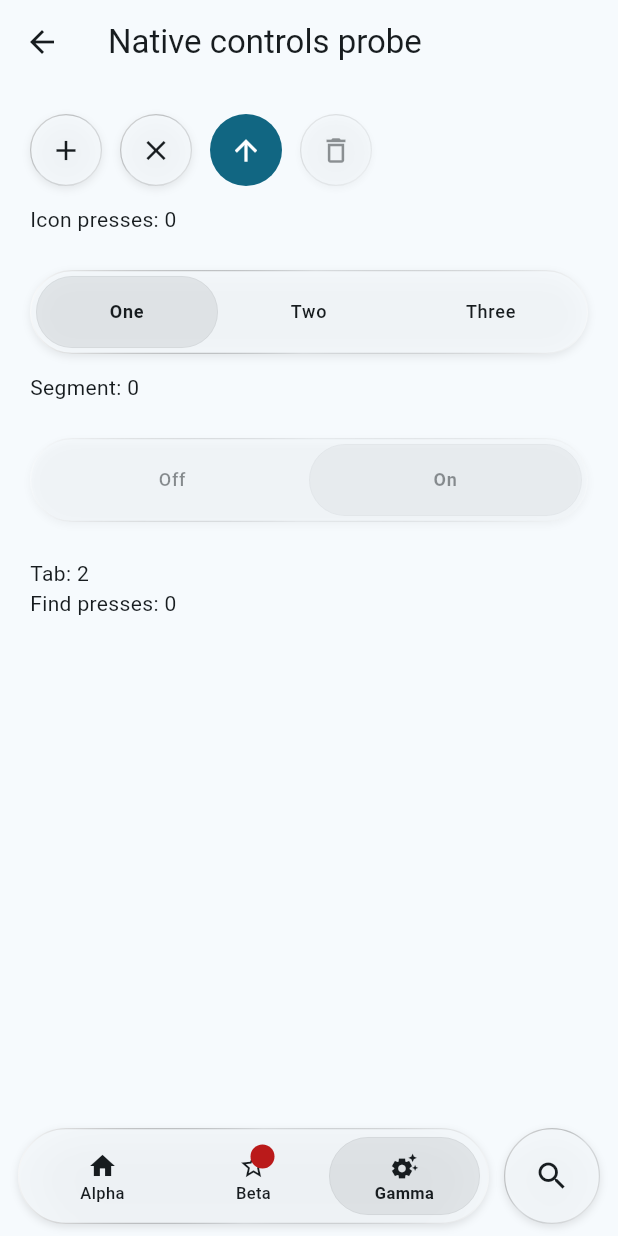
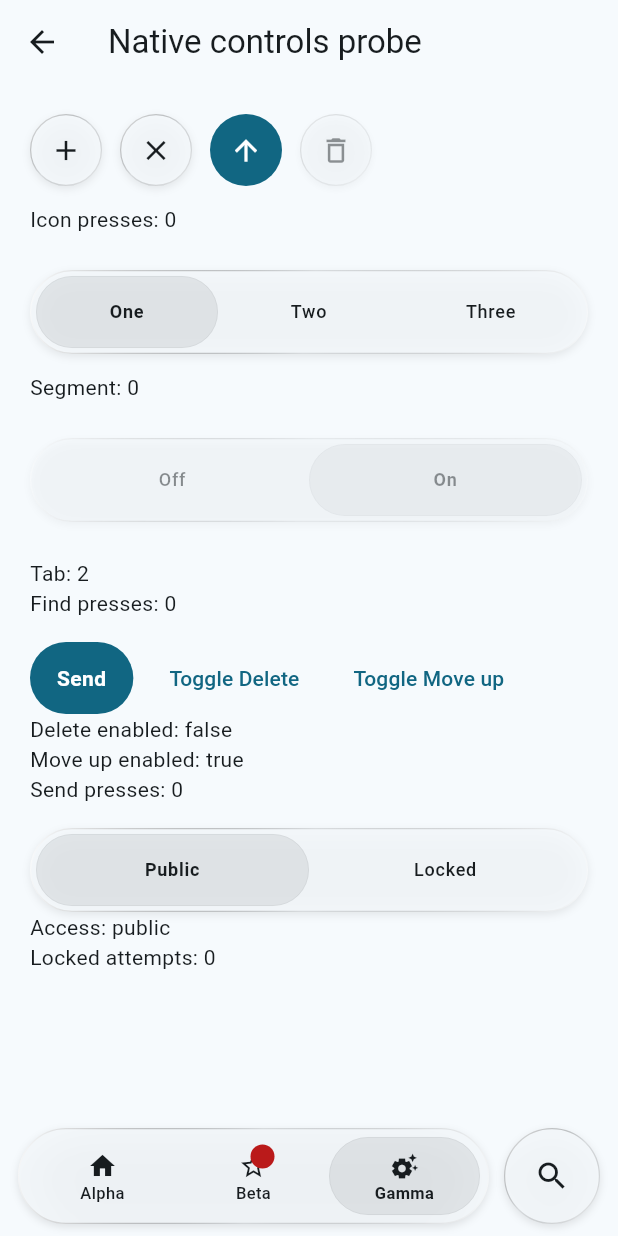
Before and after one commit to starroyhq/flutter-adaptive-liquid-glass, a Flutter app: the NativeControlsProbePage screen opened directly, on a phone screen of 412 x 824 dp. Run offline on Flutter 3.47's test engine with Material 3 defaults, Android fonts, the light colour scheme and no system bars.

Commit message:
test(example): 探针页增加原地更新、拒绝选择、文字方向、长按与弹层夹具
控件探针页底部追加 probe-send 文字按钮、Toggle Delete / Toggle Move up 开关和
会拒绝 Locked 的 Public/Locked 分段控件，原有控件位置与初始状态不变。新增
GLASS_NATIVE_LAYOUT_PROBE 布局探针页（catalog Search 页也有入口）：首行与控件
探针页同位的有/无长按图标按钮、菜单/alert/含原生按钮的 sheet 触发器、RTL 区域和
原生标签栏。example 测试在 fallback 路径上走一遍两页的夹具逻辑。

```diff
--- a/example/lib/main.dart
+++ b/example/lib/main.dart
@@ -4,11 +4,14 @@ import 'package:flutter_adaptive_liquid_glass/flutter_adaptive_liquid_glass.dart
 import 'native_modal_example.dart';
 import 'component_catalog.dart';
 import 'native_controls_probe.dart';
+import 'native_layout_probe.dart';
 import 'new_controls_example.dart';
 
 void main() => runApp(
   const bool.fromEnvironment('GLASS_NATIVE_CONTROLS_PROBE')
       ? const NativeControlsProbeApp()
+      : const bool.fromEnvironment('GLASS_NATIVE_LAYOUT_PROBE')
+      ? const NativeLayoutProbeApp()
       : const bool.fromEnvironment('GLASS_NEW_CONTROLS')
       ? const NewControlsExample()
       : const bool.fromEnvironment('GLASS_MODAL_PROBE')
--- a/example/lib/native_controls_probe.dart
+++ b/example/lib/native_controls_probe.dart
@@ -2,7 +2,9 @@ import 'package:flutter/material.dart';
 import 'package:flutter_adaptive_liquid_glass/flutter_adaptive_liquid_glass.dart';
 
 /// A fixed page with the package's system tab bar, segmented controls and
-/// standalone icon buttons, for screenshot comparison and UI tests.
+/// standalone icon buttons, for screenshot comparison and UI tests. Below
+/// them, toggles change two buttons' enabled state in place, and a segmented
+/// control refuses one of its choices.
 ///
 /// It has no animated content, and its title bar is a Flutter [AppBar], so
 /// only these native controls differ between two renderings of the page.
@@ -44,9 +46,20 @@ class NativeControlsProbePage extends StatefulWidget {
 }
 
 class _NativeControlsProbePageState extends State<NativeControlsProbePage> {
-  int _iconPresses = 0, _segment = 0, _tab = 2, _finds = 0;
+  int _iconPresses = 0, _segment = 0, _tab = 2, _finds = 0, _sends = 0;
+  bool _deleteEnabled = false, _moveUpEnabled = true;
+  String _access = 'public';
+
+  /// Counted without a rebuild, so the refused segment is not reset by one.
+  final _lockedAttempts = ValueNotifier<int>(0);
 
   void _press() => setState(() => _iconPresses++);
+
+  @override
+  void dispose() {
+    _lockedAttempts.dispose();
+    super.dispose();
+  }
 
   @override
   Widget build(BuildContext context) => Scaffold(
@@ -78,13 +91,15 @@ class _NativeControlsProbePageState extends State<NativeControlsProbePage> {
               sfSymbol: 'arrow.up',
               semanticLabel: 'Move up',
               prominent: true,
-              onPressed: _press,
+              onPressed: _moveUpEnabled ? _press : null,
             ),
-            const LiquidGlassButton.icon(
+            // Disabled until Toggle Delete enables it.
+            LiquidGlassButton.icon(
               id: 'probe-disabled',
               icon: Icons.delete_outline,
               sfSymbol: 'trash',
               semanticLabel: 'Delete',
+              onPressed: _deleteEnabled ? _press : null,
             ),
           ],
         ),
@@ -114,6 +129,56 @@ class _NativeControlsProbePageState extends State<NativeControlsProbePage> {
         const SizedBox(height: 24),
         Text('Tab: $_tab'),
         Text('Find presses: $_finds'),
+        // Below the compared controls: buttons whose enabled state changes in
+        // place, and a choice the page refuses.
+        const SizedBox(height: 16),
+        Wrap(
+          spacing: 12,
+          runSpacing: 8,
+          crossAxisAlignment: WrapCrossAlignment.center,
+          children: [
+            LiquidGlassButton(
+              id: 'probe-send',
+              label: 'Send',
+              prominent: true,
+              onPressed: _moveUpEnabled ? () => setState(() => _sends++) : null,
+            ),
+            TextButton(
+              onPressed: () => setState(() => _deleteEnabled = !_deleteEnabled),
+              child: const Text('Toggle Delete'),
+            ),
+            // Move up and Send share this state.
+            TextButton(
+              onPressed: () => setState(() => _moveUpEnabled = !_moveUpEnabled),
+              child: const Text('Toggle Move up'),
+            ),
+          ],
+        ),
+        Text('Delete enabled: $_deleteEnabled'),
+        Text('Move up enabled: $_moveUpEnabled'),
+        Text('Send presses: $_sends'),
+        const SizedBox(height: 16),
+        LiquidGlassSegmentedControl<String>(
+          segments: const [
+            LiquidGlassSegment(value: 'public', label: 'Public'),
+            LiquidGlassSegment(value: 'locked', label: 'Locked'),
+          ],
+          selected: _access,
+          // Locked is refused without a rebuild: only the control itself can
+          // return to Public.
+          onChanged: (value) {
+            if (value == 'locked') {
+              _lockedAttempts.value++;
+            } else {
+              setState(() => _access = value);
+            }
+          },
+        ),
+        Text('Access: $_access'),
+        ValueListenableBuilder<int>(
+          valueListenable: _lockedAttempts,
+          builder: (context, attempts, _) => Text('Locked attempts: $attempts'),
+        ),
       ],
     ),
     bottomNavigationBar: LiquidGlassTabBar(
```
Also changed, not shown: example/lib/component_catalog.dart (+9 -0 lines), example/lib/native_layout_probe.dart (added, +291 -0 lines), 2 other files.
